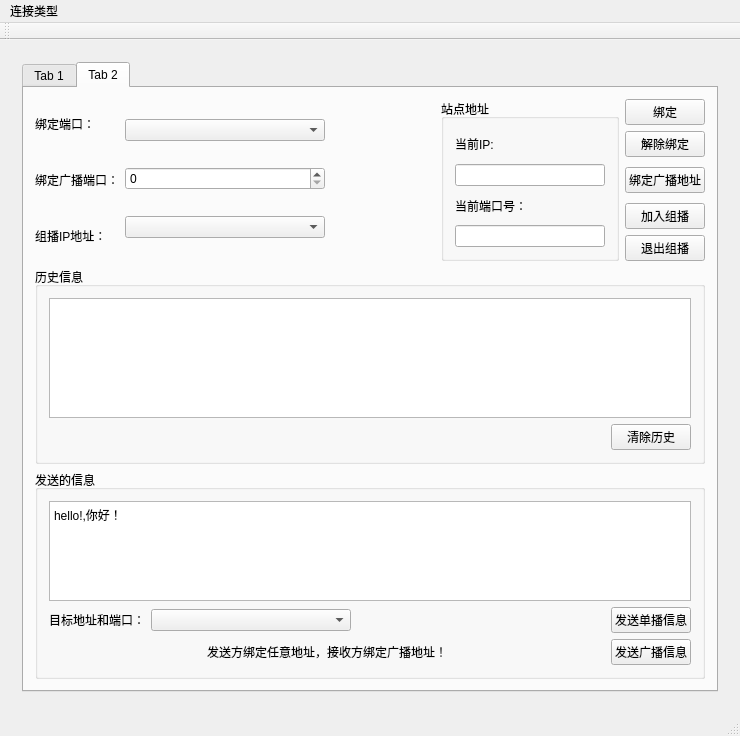
The window that Qt_exp/tcp_udp/mainwindow.ui (w809291634/QT_Creator_Study) describes before a commit, drawn with Qt 5.
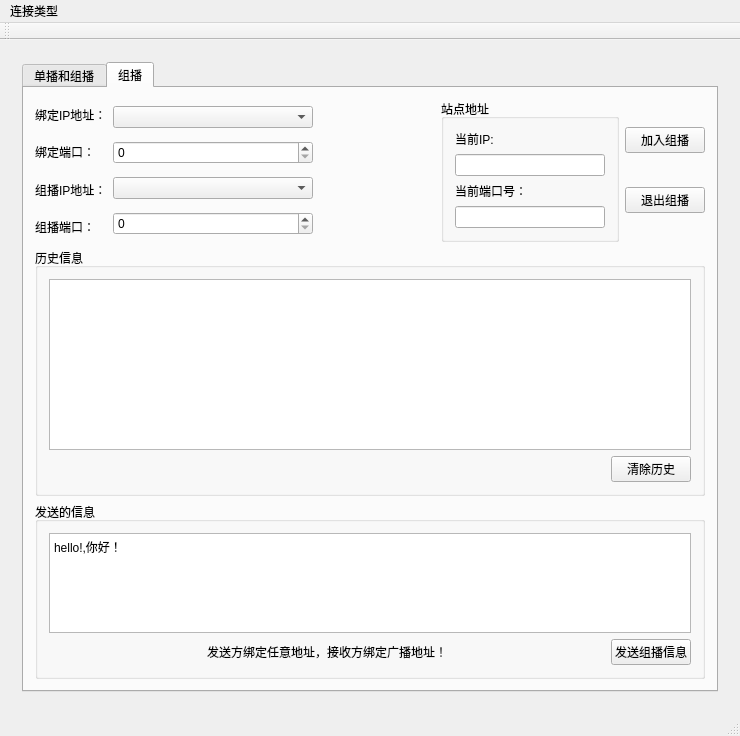
The same window after the commit. The open tabs and pages were chosen to show the change.

Diff of the .ui file:
```diff
--- a/Qt_exp/tcp_udp/mainwindow.ui
+++ b/Qt_exp/tcp_udp/mainwindow.ui
@@ -626,7 +626,7 @@
           </property>
           <widget class="QWidget" name="tab">
            <attribute name="title">
-            <string>Tab 1</string>
+            <string>单播和组播</string>
            </attribute>
            <layout class="QGridLayout" name="gridLayout_11">
             <item row="0" column="0">
@@ -919,7 +919,7 @@
           </widget>
           <widget class="QWidget" name="tab_2">
            <attribute name="title">
-            <string>Tab 2</string>
+            <string>组播</string>
            </attribute>
            <layout class="QGridLayout" name="gridLayout_9">
             <item row="0" column="0">
@@ -929,14 +929,14 @@
                 <item>
                  <widget class="QLabel" name="label_29">
                   <property name="text">
-                   <string>绑定端口：</string>
+                   <string>绑定IP地址：</string>
                   </property>
                  </widget>
                 </item>
                 <item>
                  <widget class="QLabel" name="label_31">
                   <property name="text">
-                   <string>绑定广播端口：</string>
+                   <string>绑定端口：</string>
                   </property>
                  </widget>
                 </item>
@@ -947,6 +947,13 @@
                   </property>
                  </widget>
                 </item>
+                <item>
+                 <widget class="QLabel" name="label_2">
+                  <property name="text">
+                   <string>组播端口：</string>
+                  </property>
+                 </widget>
+                </item>
                </layout>
               </item>
               <item>
@@ -965,7 +972,10 @@
                  <widget class="QSpinBox" name="udp_bind_port_sbox_3"/>
                 </item>
                 <item>
-                 <widget class="QComboBox" name="udp_group_ip_cbox_2"/>
+                 <widget class="QComboBox" name="udp_group_ip_cbox"/>
+                </item>
+                <item>
+                 <widget class="QSpinBox" name="udp_group_port_cbox"/>
                 </item>
                </layout>
               </item>
@@ -1037,54 +1047,7 @@
               <item>
                <layout class="QVBoxLayout" name="verticalLayout_9">
                 <item>
-                 <widget class="QPushButton" name="udp_bind_btn_3">
-                  <property name="text">
-                   <string>绑定</string>
-                  </property>
-                 </widget>
-                </item>
-                <item>
-                 <widget class="QPushButton" name="udp_unbind_btn_3">
-                  <property name="text">
-                   <string>解除绑定</string>
-                  </property>
-                 </widget>
-                </item>
-                <item>
-                 <spacer name="verticalSpacer_4">
-                  <property name="orientation">
-                   <enum>Qt::Vertical</enum>
-                  </property>
-                  <property name="sizeHint" stdset="0">
-                   <size>
-                    <width>20</width>
-                    <height>40</height>
-                   </size>
-                  </property>
-                 </spacer>
-                </item>
-                <item>
-                 <widget class="QPushButton" name="udp_bind_bCast_btn_3">
-                  <property name="text">
-                   <string>绑定广播地址</string>
-                  </property>
-                 </widget>
-                </item>
-                <item>
-                 <spacer name="verticalSpacer_5">
-                  <property name="orientation">
-                   <enum>Qt::Vertical</enum>
-                  </property>
-                  <property name="sizeHint" stdset="0">
-                   <size>
-                    <width>20</width>
-                    <height>40</height>
-                   </size>
-                  </property>
-                 </spacer>
-                </item>
-                <item>
-                 <widget class="QPushButton" name="udp_join_multi_btn_2">
+                 <widget class="QPushButton" name="udp_join_multi_btn">
                   <property name="text">
                    <string>加入组播</string>
                   </property>
@@ -1168,7 +1131,7 @@
                  </property>
                 </widget>
                </item>
-               <item row="2" column="0">
+               <item row="1" column="0">
                 <layout class="QHBoxLayout" name="horizontalLayout_11">
                  <item>
                   <spacer name="horizontalSpacer_26">
@@ -1206,48 +1169,7 @@
                  <item>
                   <widget class="QPushButton" name="udp_broadcast_btn_3">
                    <property name="text">
-                    <string>发送广播信息</string>
-                   </property>
-                  </widget>
-                 </item>
-                </layout>
-               </item>
-               <item row="1" column="0">
-                <layout class="QHBoxLayout" name="horizontalLayout_12">
-                 <item>
-                  <widget class="QLabel" name="label_30">
-                   <property name="text">
-                    <string>目标地址和端口：</string>
-                   </property>
-                  </widget>
-                 </item>
-                 <item>
-                  <widget class="QComboBox" name="udp_destination_cbox_3">
-                   <property name="minimumSize">
-                    <size>
-                     <width>200</width>
-                     <height>0</height>
-                    </size>
-                   </property>
-                  </widget>
-                 </item>
-                 <item>
-                  <spacer name="horizontalSpacer_29">
-                   <property name="orientation">
-                    <enum>Qt::Horizontal</enum>
-                   </property>
-                   <property name="sizeHint" stdset="0">
-                    <size>
-                     <width>115</width>
-                     <height>20</height>
-                    </size>
-                   </property>
-                  </spacer>
-                 </item>
-                 <item>
-                  <widget class="QPushButton" name="udp_unicast_btn_3">
-                   <property name="text">
-                    <string>发送单播信息</string>
+                    <string>发送组播信息</string>
                    </property>
                   </widget>
                  </item>
```
Left out of the diff: 24 changed lines with no effect on the pictures.
